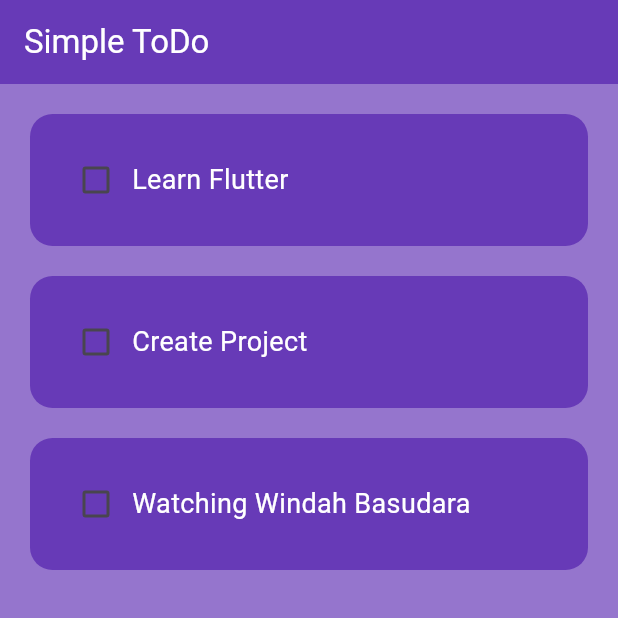
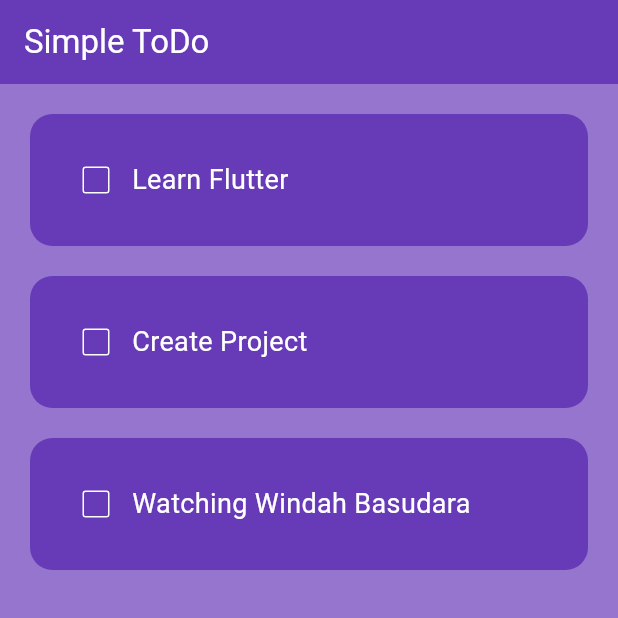
Before and after one commit to BliAli/ToDoList, a Flutter app: the screen it shows after launch, on a phone screen of 412 x 824 dp, the top half of it. Run offline on Flutter 3.47's test engine with Material 3 defaults, Android fonts, the phone set to English and light mode, and no system bars.

Commit message:
Menambah sedikit dekorasi dalam fitur checkbox

```diff
--- a/lib/utils/todo_list.dart
+++ b/lib/utils/todo_list.dart
@@ -24,8 +24,24 @@ class TodoList extends StatelessWidget {
         ),
         child: Row(
           children: [
-            Checkbox(value: taskCompleted, onChanged: onChanged),
-            Text(taskName, style: TextStyle(color: Colors.white, fontSize: 18)),
+            Checkbox(
+              value: taskCompleted,
+              onChanged: onChanged,
+              checkColor: Colors.white,
+              activeColor: Colors.black,
+              side: BorderSide(color: Colors.white),
+            ),
+            Text(
+              taskName,
+              style: TextStyle(
+                color: Colors.white,
+                fontSize: 18,
+                decoration:
+                    taskCompleted
+                        ? TextDecoration.lineThrough
+                        : TextDecoration.none,
+              ),
+            ),
           ],
         ),
       ),
```
